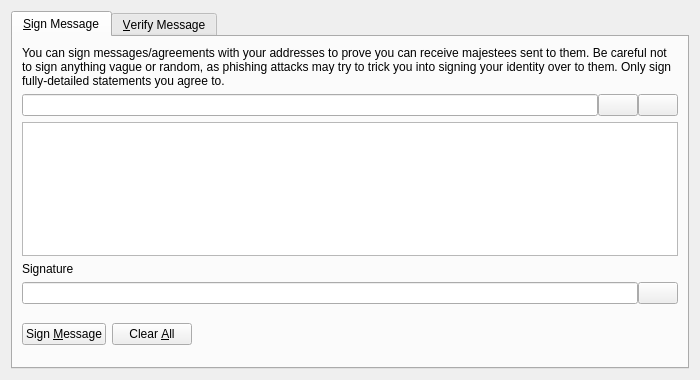
minblock/majesteescoin, file src/qt/forms/signverifymessagedialog.ui: the form before one commit.
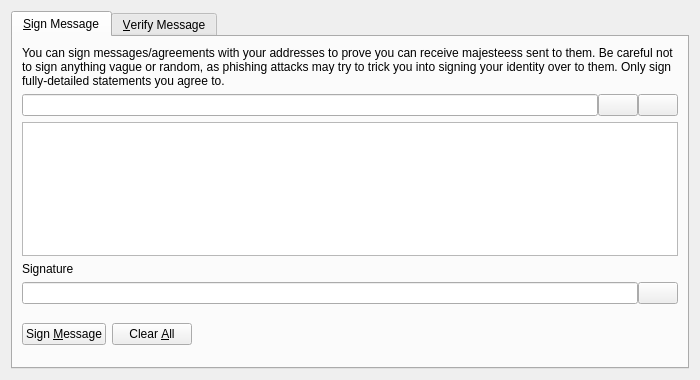
The form after the commit. Icons and pictures are not drawn. Custom widgets are drawn as their Qt base class.

The edit to the form file:
```diff
--- a/src/qt/forms/signverifymessagedialog.ui
+++ b/src/qt/forms/signverifymessagedialog.ui
@@ -30,7 +30,7 @@
        <item>
         <widget class="QLabel" name="infoLabel_SM">
          <property name="text">
-          <string>You can sign messages/agreements with your addresses to prove you can receive majestees sent to them. Be careful not to sign anything vague or random, as phishing attacks may try to trick you into signing your identity over to them. Only sign fully-detailed statements you agree to.</string>
+          <string>You can sign messages/agreements with your addresses to prove you can receive majesteess sent to them. Be careful not to sign anything vague or random, as phishing attacks may try to trick you into signing your identity over to them. Only sign fully-detailed statements you agree to.</string>
          </property>
          <property name="textFormat">
           <enum>Qt::PlainText</enum>
```
Left out of the diff: 10 changed lines with no effect on the pictures.
